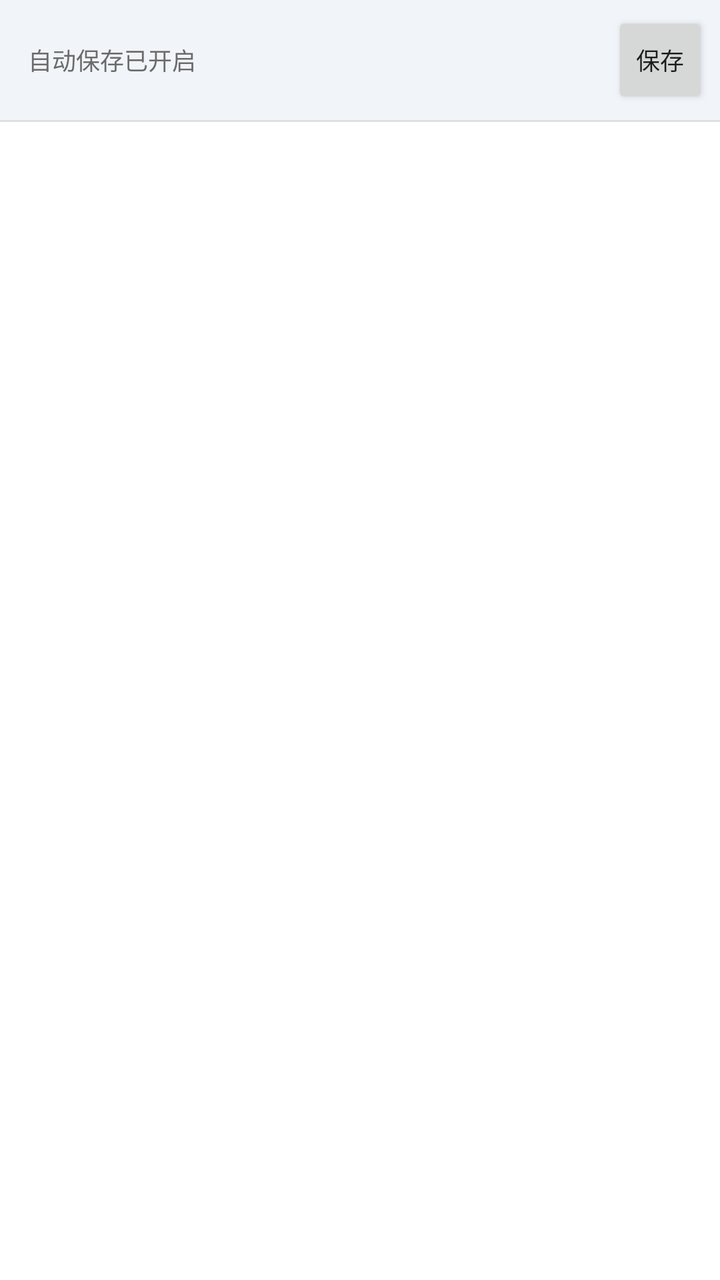
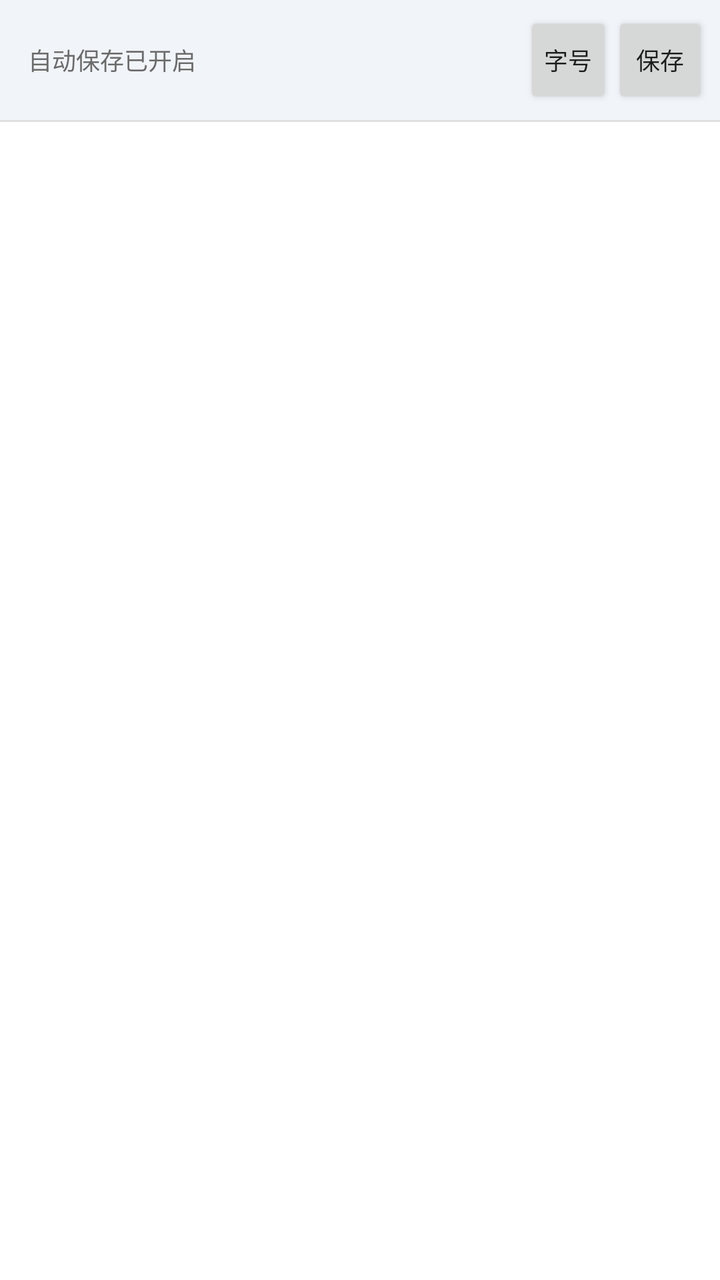

Compare the two renders of this Android layout. The source of the first and the diff that turns it into the second are given below.
<!-- AndroidManifest.xml: application theme AppTheme -->
<!-- res/layout/activity_editor.xml -->
<?xml version="1.0" encoding="utf-8"?>
<LinearLayout xmlns:android="http://schemas.android.com/apk/res/android"
    android:layout_width="match_parent"
    android:layout_height="match_parent"
    android:orientation="vertical">

    <LinearLayout
        android:layout_width="match_parent"
        android:layout_height="wrap_content"
        android:background="@color/bar_bg"
        android:gravity="center_vertical"
        android:orientation="horizontal"
        android:paddingStart="14dp"
        android:paddingTop="6dp"
        android:paddingEnd="6dp"
        android:paddingBottom="6dp">

        <TextView
            android:id="@+id/status"
            android:layout_width="0dp"
            android:layout_height="wrap_content"
            android:layout_weight="1"
            android:text="自动保存已开启"
            android:textColor="@color/text_secondary"
            android:textSize="12sp" />

        <Button
            android:id="@+id/btn_preview"
            android:layout_width="wrap_content"
            android:layout_height="wrap_content"
            android:minWidth="0dp"
            android:paddingStart="12dp"
            android:paddingEnd="12dp"
            android:text="@string/preview"
            android:textSize="12sp"
            android:visibility="gone" />

        <Button
            android:id="@+id/btn_save"
            android:layout_width="wrap_content"
            android:layout_height="wrap_content"
            android:minWidth="0dp"
            android:paddingStart="12dp"
            android:paddingEnd="12dp"
            android:text="@string/save"
            android:textSize="12sp" />
    </LinearLayout>

    <View
        android:layout_width="match_parent"
        android:layout_height="1dp"
        android:background="@color/divider" />

    <FrameLayout
        android:layout_width="match_parent"
        android:layout_height="0dp"
        android:layout_weight="1">

        <EditText
            android:id="@+id/editor"
            android:layout_width="match_parent"
            android:layout_height="match_parent"
            android:background="@null"
            android:gravity="top|start"
            android:importantForAutofill="no"
            android:inputType="textMultiLine|textNoSuggestions"
            android:paddingStart="14dp"
            android:paddingTop="12dp"
            android:paddingEnd="14dp"
            android:paddingBottom="24dp"
            android:scrollbars="vertical"
            android:textColor="@color/text_primary"
            android:textSize="14sp" />

        <WebView
            android:id="@+id/preview"
            android:layout_width="match_parent"
            android:layout_height="match_parent"
            android:background="@android:color/white"
            android:visibility="gone" />
    </FrameLayout>

</LinearLayout>
<!-- resources referenced by this layout -->
<resources>
  <color name="bar_bg">#FFF1F4F8</color>
  <color name="divider">#FFE0E0E0</color>
  <color name="text_primary">#FF1A1A1A</color>
  <color name="text_secondary">#FF6B6B6B</color>
  <string name="preview">预览</string>
  <string name="save">保存</string>
  <style name="AppTheme" parent="Theme.AppCompat.Light.DarkActionBar">
          <item name="colorPrimary">@color/colorPrimary</item>
          <item name="colorPrimaryDark">@color/colorPrimaryDark</item>
          <item name="colorAccent">@color/colorAccent</item>
          <item name="android:windowBackground">@android:color/white</item>
      </style>
  <color name="colorPrimary">#1B5E9E</color>
  <color name="colorPrimaryDark">#14456F</color>
  <color name="colorAccent">#2E8BC0</color>
</resources>

<!-- the commit's change to res/layout/activity_editor.xml (unified diff, before → after) -->
@@ -22,6 +22,16 @@
             android:layout_weight="1"
             android:text="自动保存已开启"
             android:textColor="@color/text_secondary"
+            android:textSize="12sp" />
+
+        <Button
+            android:id="@+id/btn_font"
+            android:layout_width="wrap_content"
+            android:layout_height="wrap_content"
+            android:minWidth="0dp"
+            android:paddingStart="10dp"
+            android:paddingEnd="10dp"
+            android:text="@string/font_size"
             android:textSize="12sp" />
 
         <Button
<!-- resource entries referenced after the edit -->
@@ -4,6 +4,7 @@
   <color name="divider">#FFE0E0E0</color>
   <color name="text_primary">#FF1A1A1A</color>
   <color name="text_secondary">#FF6B6B6B</color>
+  <string name="font_size">字号</string>
   <string name="preview">预览</string>
   <string name="save">保存</string>
   <style name="AppTheme" parent="Theme.AppCompat.Light.DarkActionBar">
